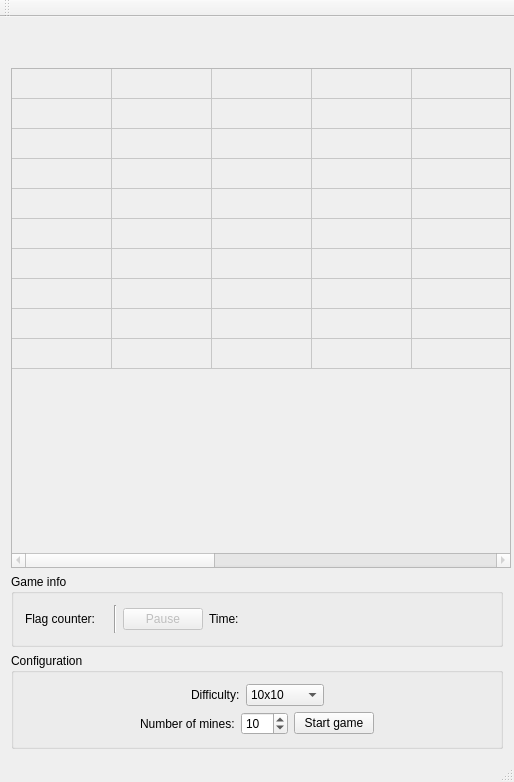
Old version of the form mines.ui in the repository pavolmarak/minesweeper.
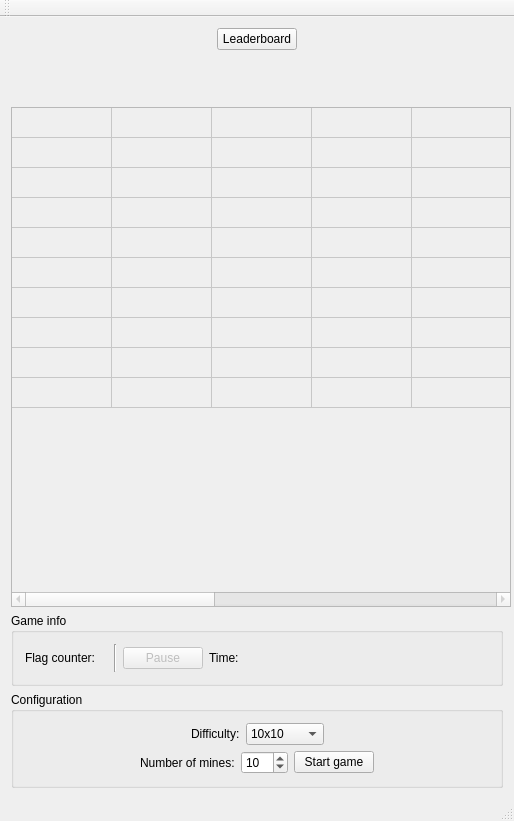
New version of the form. Custom widgets are drawn as their Qt base class.

Commit message: Small changes in the leaderboard and added a button to open the leaderboard whenever a user wishes to.

The edit to the form file:
```diff
--- a/mines.ui
+++ b/mines.ui
@@ -7,7 +7,7 @@
     <x>0</x>
     <y>0</y>
     <width>514</width>
-    <height>782</height>
+    <height>821</height>
    </rect>
   </property>
   <property name="sizePolicy">
@@ -25,7 +25,7 @@
   <property name="maximumSize">
    <size>
     <width>514</width>
-    <height>782</height>
+    <height>821</height>
    </size>
   </property>
   <property name="windowTitle">
@@ -41,6 +41,43 @@
       <property name="sizeConstraint">
        <enum>QLayout::SetMinimumSize</enum>
       </property>
+      <item>
+       <layout class="QHBoxLayout" name="horizontalLayout_5">
+        <item>
+         <spacer name="horizontalSpacer_6">
+          <property name="orientation">
+           <enum>Qt::Horizontal</enum>
+          </property>
+          <property name="sizeHint" stdset="0">
+           <size>
+            <width>40</width>
+            <height>20</height>
+           </size>
+          </property>
+         </spacer>
+        </item>
+        <item>
+         <widget class="QPushButton" name="show_leaderboard_button">
+          <property name="text">
+           <string>Leaderboard</string>
+          </property>
+         </widget>
+        </item>
+        <item>
+         <spacer name="horizontalSpacer_7">
+          <property name="orientation">
+           <enum>Qt::Horizontal</enum>
+          </property>
+          <property name="sizeHint" stdset="0">
+           <size>
+            <width>40</width>
+            <height>20</height>
+           </size>
+          </property>
+         </spacer>
+        </item>
+       </layout>
+      </item>
       <item>
        <spacer name="verticalSpacer">
         <property name="orientation">
```
The commit also changes 9 other files.
